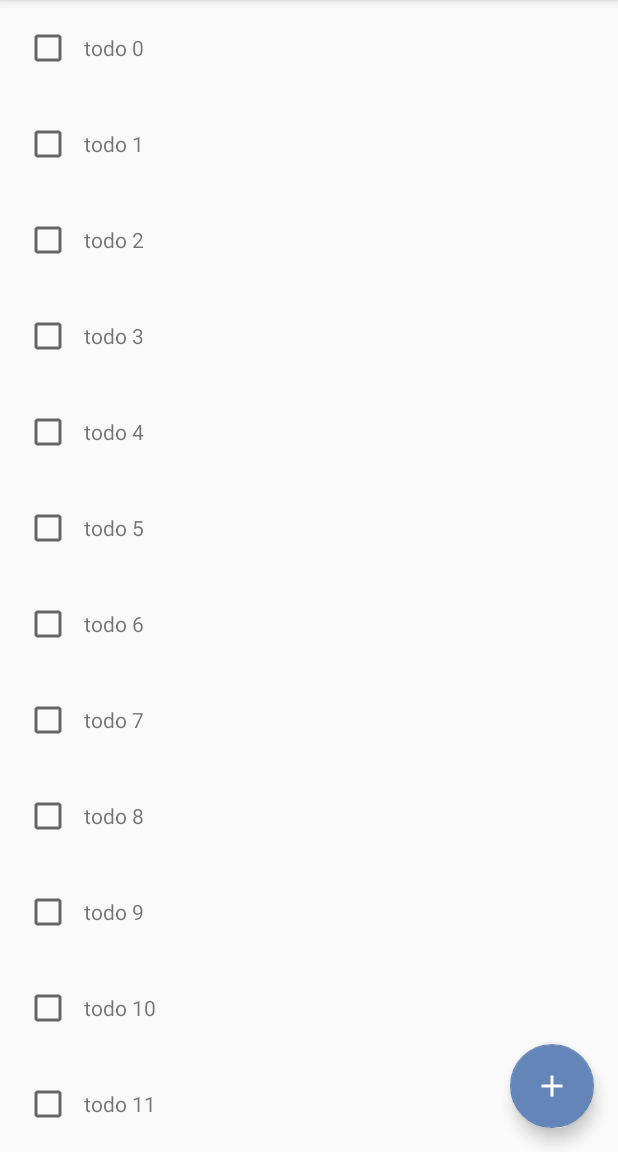
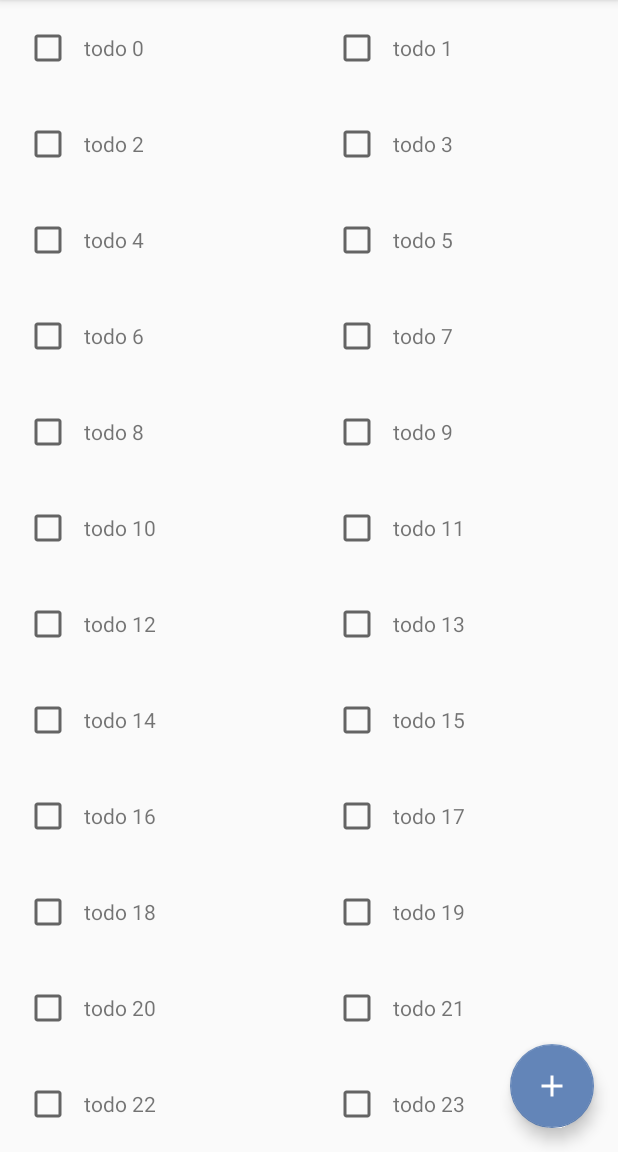
Before and after one commit to jm-yu/myToDoList-Refactored, an Android app: the screen it shows after launch (MainActivity), on a phone screen of 412 x 824 dp, the part 84-1236 px from its top. Run offline under Robolectric (Android 15) with nearby library versions, the phone set to English and light mode, and no system bars.

```diff
--- a/app/src/main/java/jmyu/ufl/edu/mytodolist/MainActivity.java
+++ b/app/src/main/java/jmyu/ufl/edu/mytodolist/MainActivity.java
@@ -6,6 +6,7 @@ import android.os.Bundle;
 import android.support.annotation.NonNull;
 import android.support.design.widget.FloatingActionButton;
 import android.support.v7.app.AppCompatActivity;
+import android.support.v7.widget.GridLayoutManager;
 import android.support.v7.widget.LinearLayoutManager;
 import android.support.v7.widget.RecyclerView;
 import android.support.v7.widget.Toolbar;
@@ -34,14 +35,14 @@ public class MainActivity extends AppCompatActivity {
     }
     private void setupUI(@NonNull List<Todo> todos) {
         RecyclerView recyclerView = (RecyclerView) findViewById(R.id.main_recycler_view);
-        recyclerView.setLayoutManager(new LinearLayoutManager(this));
+        recyclerView.setLayoutManager(new GridLayoutManager(this, 2));
         recyclerView.setAdapter(new TodoListAdapter(todos));
     }
 
     private List<Todo> mockData() {
         List<Todo> list = new ArrayList<>();
         for (int i = 0; i < 100; ++i) {
-            list.add(new Todo("todo " + i, DateUtils.stringToDate("2015 7 29 0:00")));
+            list.add(new Todo("todo " + i, DateUtils.stringToDate("2018 02 14 0:00")));
         }
         return list;
     }
```
